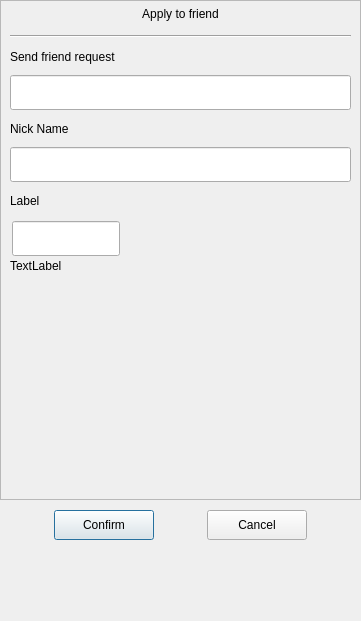
Qt form ChatClient/ui/applyfriend.ui (MvpBruce/MyChat) before a commit.
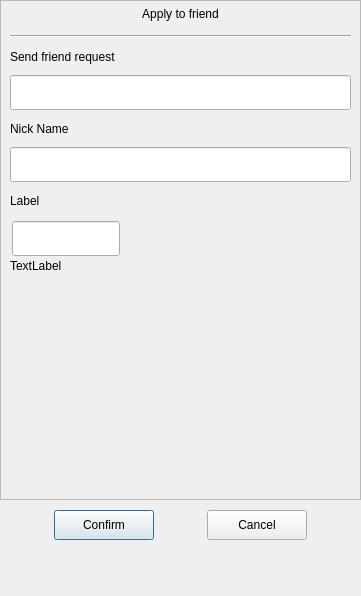
The same form after that commit. Custom widgets are drawn as their Qt base class.

```diff
--- a/ChatClient/ui/applyfriend.ui
+++ b/ChatClient/ui/applyfriend.ui
@@ -7,7 +7,7 @@
     <x>0</x>
     <y>0</y>
     <width>361</width>
-    <height>621</height>
+    <height>596</height>
    </rect>
   </property>
   <property name="minimumSize">
```
Left out of the diff: 6 changed lines with no effect on the pictures.
